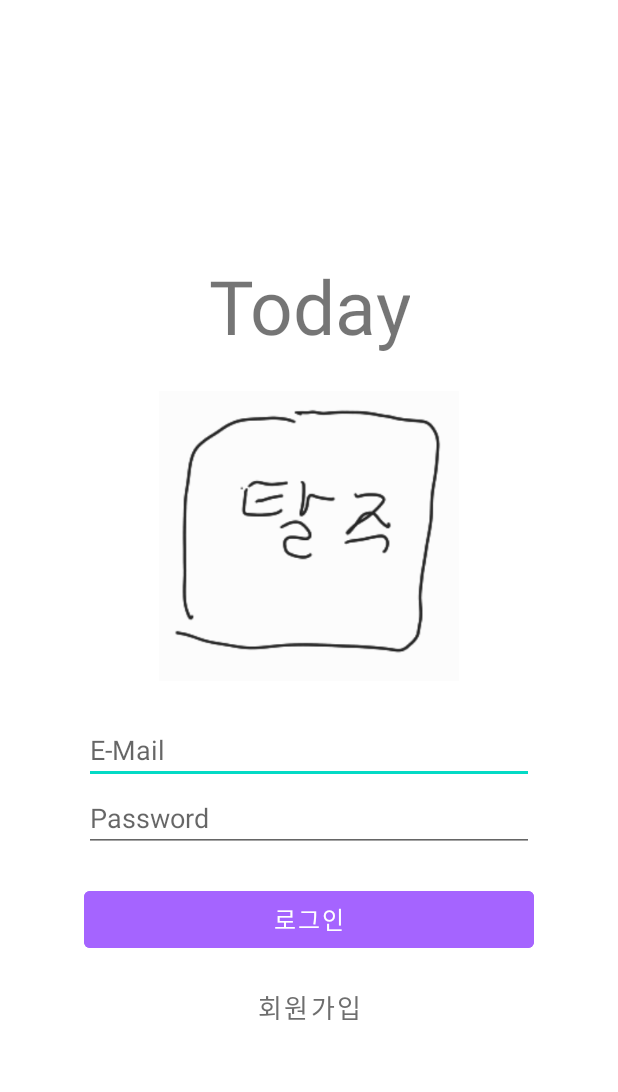
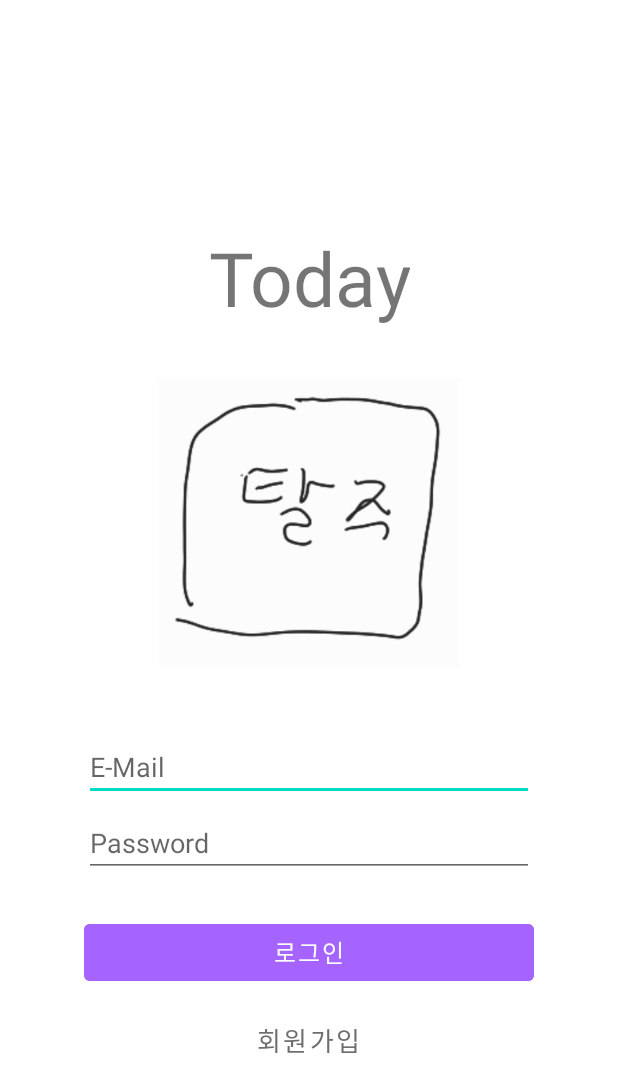
Before and after one commit to 2tle/Dalvodre, an Android app: the screen it shows after launch (LoginActivity), on a phone screen of 412 x 824 dp. Shown: the top 1092 px of the screen. Run offline under Robolectric (Android 15) with nearby library versions, the light colour scheme and no system bars; our stand-ins replace Firebase (no records; nobody signed in at launch, a user with empty details on screens opened directly).

Commit message:
xml 홈 이미지 꽉차게 로그인 뜯어고침 글자 최대 제한 기타xml 뜯어고침

```diff
--- a/app/src/main/res/layout/activity_setting.xml
+++ b/app/src/main/res/layout/activity_setting.xml
@@ -21,7 +21,7 @@
             <TextView
                 android:layout_width="wrap_content"
                 android:layout_height="wrap_content"
-                android:layout_marginTop="80dp"
+                android:layout_marginTop="70dp"
                 android:layout_marginLeft="40dp"
                 android:text="내 정보 설정"
                 android:textSize="35sp"/>
@@ -96,7 +96,8 @@
                 android:inputType="text"
                 android:layout_gravity="center"
                 android:layout_marginTop="10dp"
-                android:hint="최대 8자 입력"/>
+                android:hint="최대 8자 입력"
+                android:maxLength="9"/>
             <TextView
                 android:id="@+id/settext3"
                 android:layout_width="wrap_content"
--- a/app/src/main/res/layout/login.xml
+++ b/app/src/main/res/layout/login.xml
@@ -1,93 +1,71 @@
 <?xml version="1.0" encoding="utf-8"?>
-<androidx.constraintlayout.widget.ConstraintLayout xmlns:android="http://schemas.android.com/apk/res/android"
+<LinearLayout xmlns:android="http://schemas.android.com/apk/res/android"
     xmlns:app="http://schemas.android.com/apk/res-auto"
     xmlns:tools="http://schemas.android.com/tools"
     android:layout_width="match_parent"
-    android:layout_height="match_parent"
-    tools:context=".LoginActivity">
+    android:layout_height="wrap_content"
+    android:orientation="vertical"
+    tools:context=".LoginActivity"
+    android:layout_gravity="center"
+    android:layout_marginTop="20dp">
 
     <TextView
         android:id="@+id/logintext"
         android:layout_width="wrap_content"
         android:layout_height="wrap_content"
-        app:layout_constraintLeft_toLeftOf="parent"
-        app:layout_constraintRight_toRightOf="parent"
-        app:layout_constraintTop_toTopOf="parent"
-        android:layout_marginTop="170dp"
+        android:layout_marginBottom="30dp"
         android:text="Today"
         android:textSize="50sp"
         android:gravity="center_horizontal"
-        >
-    </TextView>
+        android:layout_gravity="center"/>
 
     <ImageView
         android:id="@+id/loginimg"
         android:layout_width="200dp"
         android:layout_height="200dp"
-        app:layout_constraintLeft_toLeftOf="parent"
-        app:layout_constraintRight_toRightOf="parent"
-        app:layout_constraintTop_toBottomOf="@+id/logintext"
-        android:layout_marginTop="20dp"
-        android:src="@drawable/tarju"
-        >
-    </ImageView>
+        android:layout_gravity="center"
+        android:src="@drawable/tarju" />
 
 
     <EditText
         android:id="@+id/email"
         android:layout_width="300dp"
         android:layout_height="wrap_content"
-        app:layout_constraintTop_toBottomOf="@+id/loginimg"
-        android:layout_marginTop="20dp"
-        app:layout_constraintLeft_toLeftOf="parent"
-        app:layout_constraintRight_toRightOf="parent"
+        android:layout_marginTop="40dp"
         android:hint="E-Mail"
         android:inputType="textEmailAddress"
-        >
-    </EditText>
+        android:layout_gravity="center"/>
 
     <EditText
         android:id="@+id/pw"
         android:layout_width="300dp"
         android:layout_height="wrap_content"
-        app:layout_constraintTop_toBottomOf="@id/email"
-        app:layout_constraintLeft_toLeftOf="parent"
-        app:layout_constraintRight_toRightOf="parent"
-        android:gravity="top|left"
+        android:layout_marginTop="5dp"
+        android:layout_marginBottom="25dp"
         android:hint="Password"
         android:inputType="textPassword"
-        >
-    </EditText>
+        android:layout_gravity="center"/>
 
     <Button
         android:id="@+id/loginBtn"
         android:layout_width="300dp"
         android:layout_height="50dp"
+        android:layout_marginBottom="10dp"
         android:text="로그인"
         android:textSize="16sp"
         android:gravity="center"
-        android:layout_marginTop="20dp"
-        app:layout_constraintTop_toBottomOf="@id/pw"
-        app:layout_constraintLeft_toLeftOf="parent"
-        app:layout_constraintRight_toRightOf="parent"
-        android:backgroundTint="#A564FF"> <!--누가 색좀예쁜걸로 구해봐-->
+        android:backgroundTint="#A564FF"
+        android:layout_gravity="center"/> <!--누가 색좀예쁜걸로 구해봐-->
 
-    </Button>
     <Button
         android:id="@+id/register"
         android:layout_width="wrap_content"
         android:layout_height="42dp"
-        app:layout_constraintLeft_toLeftOf="parent"
-        app:layout_constraintRight_toRightOf="parent"
-        app:layout_constraintTop_toBottomOf="@+id/loginBtn"
-        android:layout_marginTop="10dp"
         android:gravity="center"
         android:background="#00ff0000"
         android:text="회원가입"
         android:textColor="#6E6E6E"
         android:textSize="17sp"
-        >
+        android:layout_gravity="center"/>
 
-    </Button>
-
-</androidx.constraintlayout.widget.ConstraintLayout>
+</LinearLayout>
```
Also changed, not shown: app/src/main/res/layout/activity_register.xml (+5 -3 lines), app/src/main/res/layout/fragment_home.xml (+13 -21 lines).
